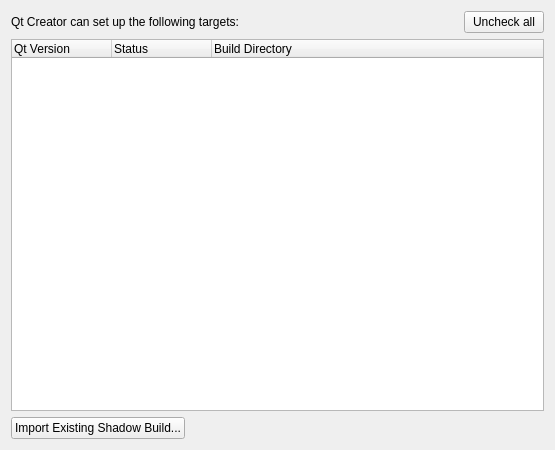
Before: the Qt Designer form src/plugins/qt4projectmanager/wizards/targetsetuppage.ui in qt-creator/qt-creator, drawn with Qt 5.
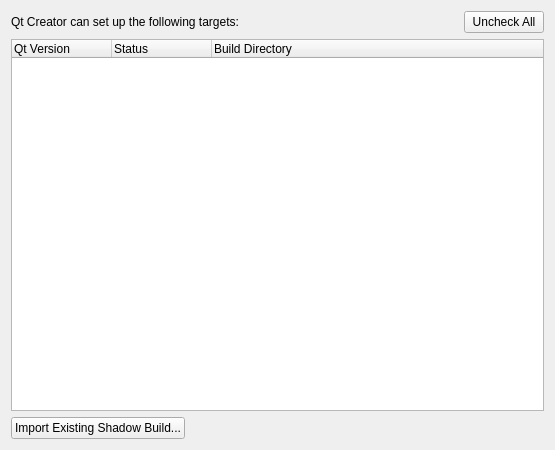
After: the same form once the commit is applied.

Commit message: Fixed capitalization for "Check All" button

The edit to the form file:
```diff
--- a/src/plugins/qt4projectmanager/wizards/targetsetuppage.ui
+++ b/src/plugins/qt4projectmanager/wizards/targetsetuppage.ui
@@ -57,7 +57,7 @@
         <string>Uncheck all Qt versions</string>
        </property>
        <property name="text">
-        <string>Uncheck all</string>
+        <string>Uncheck All</string>
        </property>
       </widget>
      </item>
```
The commit also changes 1 other file.
